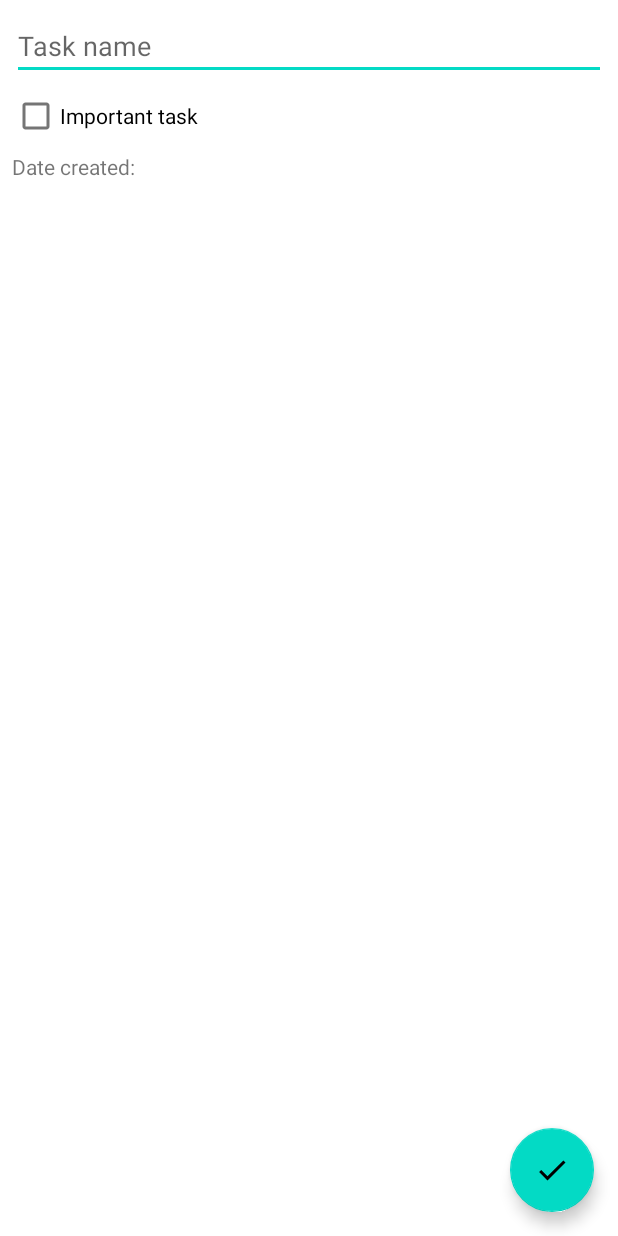
After one commit to amirhusseinSSoori/MvvmRoomCleanArc, an Android app: the layout fragment_add_edit_task.xml on its own in the app's theme, with its tools: preview values and no code run, on a phone screen of 412 x 824 dp. The commit adds this screen. Run offline under Robolectric (Android 15) with nearby library versions, the phone set to English and light mode, and no system bars.

Commit message:
create layouts

```diff
--- a/app/src/main/AndroidManifest.xml
+++ b/app/src/main/AndroidManifest.xml
@@ -1,6 +1,6 @@
 <?xml version="1.0" encoding="utf-8"?>
 <manifest xmlns:android="http://schemas.android.com/apk/res/android"
-    package="com.amirhusseinsoori.mvvmtodolist">
+    package="com.amirhusseinsoori.mvvmRoomCleanArc">
 
     <application
         android:allowBackup="true"
@@ -9,7 +9,7 @@
         android:roundIcon="@mipmap/ic_launcher_round"
         android:supportsRtl="true"
         android:theme="@style/Theme.MvvmToDoList">
-        <activity android:name=".MainActivity">
+        <activity android:name="com.amirhusseinsoori.mvvmRoomCleanArc.MainActivity">
             <intent-filter>
                 <action android:name="android.intent.action.MAIN" />
 
--- a/app/src/main/java/com/amirhusseinsoori/mvvmtodolist/MainActivity.kt
+++ b/app/src/main/java/com/amirhusseinsoori/mvvmRoomCleanArc/MainActivity.kt
@@ -1,4 +1,4 @@
-package com.amirhusseinsoori.mvvmtodolist
+package com.amirhusseinsoori.mvvmRoomCleanArc
 
 import androidx.appcompat.app.AppCompatActivity
 import android.os.Bundle
--- /dev/null
+++ b/app/src/main/res/drawable/ic_add.xml
@@ -0,0 +1,5 @@
+<vector android:height="24dp" android:tint="#FFFFFF"
+    android:viewportHeight="24" android:viewportWidth="24"
+    android:width="24dp" xmlns:android="http://schemas.android.com/apk/res/android">
+    <path android:fillColor="@android:color/white" android:pathData="M19,13h-6v6h-2v-6H5v-2h6V5h2v6h6v2z"/>
+</vector>
--- /dev/null
+++ b/app/src/main/res/drawable/ic_check_mark.xml
@@ -0,0 +1,5 @@
+<vector android:height="24dp" android:tint="#FFFFFF"
+    android:viewportHeight="24" android:viewportWidth="24"
+    android:width="24dp" xmlns:android="http://schemas.android.com/apk/res/android">
+    <path android:fillColor="@android:color/white" android:pathData="M9,16.17L4.83,12l-1.42,1.41L9,19 21,7l-1.41,-1.41z"/>
+</vector>
--- /dev/null
+++ b/app/src/main/res/drawable/ic_search.xml
@@ -0,0 +1,5 @@
+<vector android:height="24dp" android:tint="#FFFFFF"
+    android:viewportHeight="24" android:viewportWidth="24"
+    android:width="24dp" xmlns:android="http://schemas.android.com/apk/res/android">
+    <path android:fillColor="@android:color/white" android:pathData="M15.5,14h-0.79l-0.28,-0.27C15.41,12.59 16,11.11 16,9.5 16,5.91 13.09,3 9.5,3S3,5.91 3,9.5 5.91,16 9.5,16c1.61,0 3.09,-0.59 4.23,-1.57l0.27,0.28v0.79l5,4.99L20.49,19l-4.99,-5zM9.5,14C7.01,14 5,11.99 5,9.5S7.01,5 9.5,5 14,7.01 14,9.5 11.99,14 9.5,14z"/>
+</vector>
--- /dev/null
+++ b/app/src/main/res/drawable/ic_sort.xml
@@ -0,0 +1,5 @@
+<vector android:height="24dp" android:tint="#FFFFFF"
+    android:viewportHeight="24" android:viewportWidth="24"
+    android:width="24dp" xmlns:android="http://schemas.android.com/apk/res/android">
+    <path android:fillColor="@android:color/white" android:pathData="M3,18h6v-2L3,16v2zM3,6v2h18L21,6L3,6zM3,13h12v-2L3,11v2z"/>
+</vector>
--- /dev/null
+++ b/app/src/main/res/layout/fragment_add_edit_task.xml
@@ -0,0 +1,42 @@
+<?xml version="1.0" encoding="utf-8"?>
+<androidx.coordinatorlayout.widget.CoordinatorLayout xmlns:android="http://schemas.android.com/apk/res/android"
+    xmlns:tools="http://schemas.android.com/tools"
+    android:layout_width="match_parent"
+    android:layout_height="match_parent">
+
+    <LinearLayout
+        android:layout_width="match_parent"
+        android:layout_height="wrap_content"
+        android:orientation="vertical"
+        android:padding="8dp">
+
+        <EditText
+            android:id="@+id/edit_text_task_name"
+            android:layout_width="match_parent"
+            android:layout_height="wrap_content"
+            android:hint="Task name"
+            android:inputType="text" />
+
+        <CheckBox
+            android:id="@+id/check_box_important"
+            android:layout_width="match_parent"
+            android:layout_height="wrap_content"
+            android:text="Important task" />
+
+        <TextView
+            android:id="@+id/text_view_date_created"
+            android:layout_width="wrap_content"
+            android:layout_height="wrap_content"
+            tools:text="Date created:" />
+
+    </LinearLayout>
+
+    <com.google.android.material.floatingactionbutton.FloatingActionButton
+        android:id="@+id/fab_save_task"
+        android:layout_width="wrap_content"
+        android:layout_height="wrap_content"
+        android:layout_gravity="bottom|end"
+        android:layout_margin="16dp"
+        android:src="@drawable/ic_check_mark" />
+
+</androidx.coordinatorlayout.widget.CoordinatorLayout>
```
Also changed, not shown: app/src/main/java/com/amirhusseinsoori/mvvmRoomCleanArc/data/Task.kt (added, +23 -0 lines), app/src/main/res/drawable/ic_priority.xml (added, +13 -0 lines), app/src/main/res/layout/fragment_tasks.xml (added, +19 -0 lines), app/src/main/res/layout/item_task.xml (added, +38 -0 lines), 4 other files.
